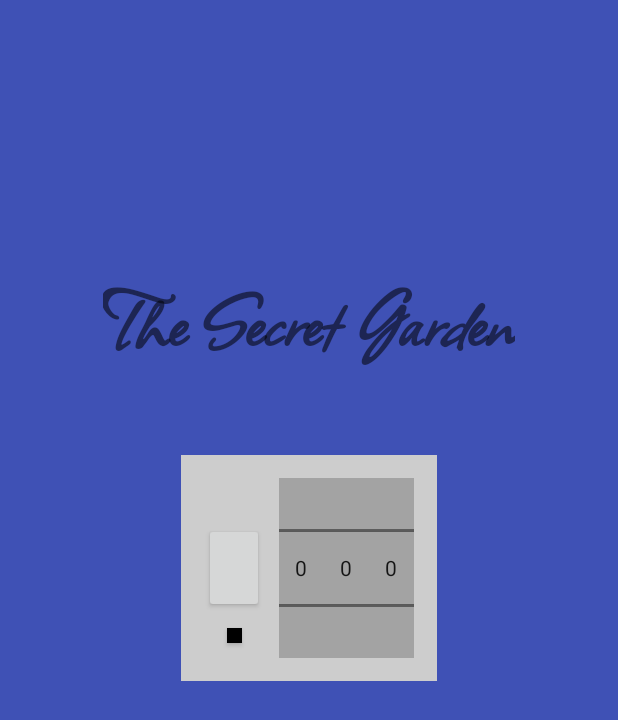
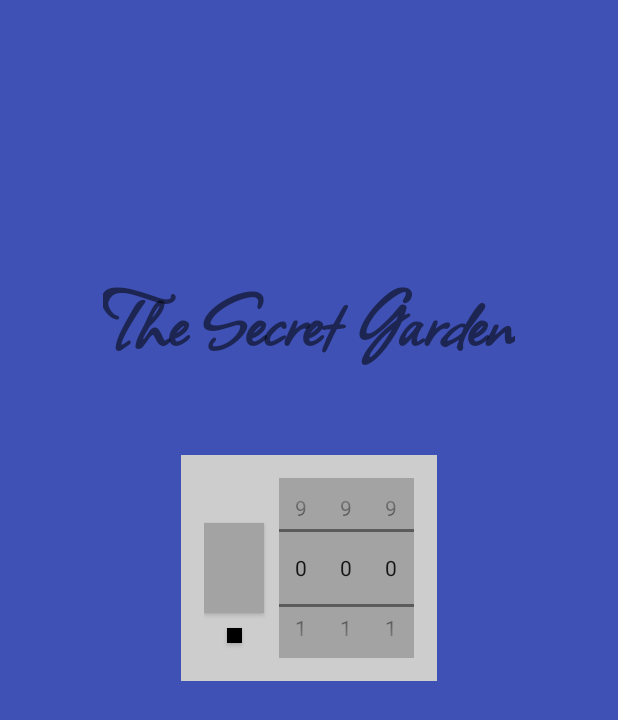
Before and after one commit to GeonwooVincentKim/SecretDiary, an Android app: the screen it shows after launch (MainActivity), on a phone screen of 412 x 824 dp. Shown: the top 720 px of the screen. Run offline under Robolectric (Android 15) with nearby library versions, the phone set to English and light mode, and no system bars.

```diff
--- a/app/src/main/java/com/example/secretdiary/MainActivity.kt
+++ b/app/src/main/java/com/example/secretdiary/MainActivity.kt
@@ -1,11 +1,134 @@
 package com.example.secretdiary
 
+import android.app.AlertDialog
+import android.content.Context
+import android.graphics.Color
 import androidx.appcompat.app.AppCompatActivity
 import android.os.Bundle
+import android.widget.NumberPicker
+import android.widget.Toast
+import androidx.annotation.IdRes
+import androidx.appcompat.widget.AppCompatButton
+import androidx.core.content.edit
 
 class MainActivity : AppCompatActivity() {
+    private val numberPicker1: NumberPicker by lazy{
+        findViewById<NumberPicker>(R.id.numberPicker1)
+            .apply{
+                minValue = 0
+                maxValue = 9
+            }
+    }
+
+    private val numberPicker2: NumberPicker by lazy{
+        findViewById<NumberPicker>(R.id.numberPicker2)
+            .apply {
+                minValue = 0
+                maxValue = 9
+            }
+    }
+
+    private val numberPicker3: NumberPicker by lazy{
+        findViewById<NumberPicker>(R.id.numberPicker3)
+            .apply{
+                minValue = 0
+                maxValue = 9
+            }
+    }
+
+    private val openButton: AppCompatButton by lazy{
+        findViewById<AppCompatButton>(R.id.openButton)
+    }
+
+    private val changePasswordButton: AppCompatButton by lazy{
+        findViewById<AppCompatButton>(R.id.changePasswordButton)
+    }
+
+    private var changePasswordMode = false
+
     override fun onCreate(savedInstanceState: Bundle?) {
         super.onCreate(savedInstanceState)
         setContentView(R.layout.activity_main)
+
+        numberPicker1
+        numberPicker2
+        numberPicker3
+
+        openButton.setOnClickListener{
+            if(changePasswordMode){
+                Toast.makeText(this, "비밀번호 변경 중입니다.", Toast.LENGTH_SHORT).show()
+                return@setOnClickListener
+            }
+
+            val passwordPreferences = getSharedPreferences("password", Context.MODE_PRIVATE)
+
+            val passwordFromUser = "${numberPicker1.value}${numberPicker2.value}${numberPicker3.value}"
+            /*
+                Default Value
+                1. First Parameter -> password
+                2. Second Parameter -> 000
+            */
+            if(passwordPreferences.getString("password", "000").equals(passwordFromUser)){
+                // Success
+                // Hand over the result after write the TODO Diary Page
+//                startActivity()
+            } else {
+                AlertDialog.Builder(this)
+                    .setTitle("실패")
+                    .setMessage("비밀번호가 잘못되었습니다.")
+                    .setPositiveButton("확인"){ _, _ -> }
+                    .create()
+                    .show()
+                // Fail
+            }
+        }
+
+        changePasswordButton.setOnClickListener{
+            val passwordPreferences = getSharedPreferences("password", Context.MODE_PRIVATE)
+            val passwordFromUser = "${numberPicker1.value}${numberPicker2.value}${numberPicker3.value}"
+
+            if(changePasswordMode){
+                /*
+                * Two ways to authorize the User Information -> Kotlin KTX
+                * 1. Lambda Style
+                * 2. General Style
+                * */
+//                passwordPreferences.edit{
+//                    val passwordFromUser = "${numberPicker1.value}${numberPicker2.value}${numberPicker3.value}"
+//                    putString("password", passwordFromUser)
+//                    commit()
+//                }
+                passwordPreferences.edit(true){
+                    putString("password", passwordFromUser)
+                }
+
+                changePasswordMode = false
+                changePasswordButton.setBackgroundColor(Color.BLACK)
+            } else {
+                // Save Password-Numbers
+                // Activate changePasswordMode :: Check Password is correct
+                /*
+                    Default Value
+                    1. First Parameter -> password
+                    2. Second Parameter -> 000
+                */
+                if(passwordPreferences.getString("password", "000").equals(passwordFromUser)){
+                    // Success
+                    // Hand over the result after write the TODO Diary Page
+                    changePasswordMode = true
+                    Toast.makeText(this, "변경할 패스워드를 입력해주세요", Toast.LENGTH_SHORT).show()
+                    changePasswordButton.setBackgroundColor(Color.RED)
+
+                } else {
+                    AlertDialog.Builder(this)
+                        .setTitle("실패")
+                        .setMessage("비밀번호가 잘못되었습니다.")
+                        .setPositiveButton("확인"){ _, _ -> }
+                        .create()
+                        .show()
+                    // Fail
+                }
+            }
+        }
     }
 }
--- a/app/src/main/res/layout/activity_main.xml
+++ b/app/src/main/res/layout/activity_main.xml
@@ -11,10 +11,10 @@
         android:layout_width="wrap_content"
         android:layout_height="wrap_content"
         android:layout_marginBottom="50dp"
+        android:fontFamily="@font/allison_regular"
         android:text="@string/topTextView"
         android:textSize="60sp"
         android:textStyle="bold"
-        android:fontFamily="@font/allison_regular"
         app:layout_constraintBottom_toTopOf="@id/passwordLayout"
         app:layout_constraintEnd_toEndOf="parent"
         app:layout_constraintStart_toStartOf="parent" />
@@ -36,6 +36,7 @@
             android:layout_width="40dp"
             android:layout_height="60dp"
             android:layout_marginEnd="10dp"
+            android:background="#A3A3A3"
             app:layout_constraintBottom_toBottomOf="@id/numberPicker1"
             app:layout_constraintEnd_toStartOf="@id/numberPicker1"
             app:layout_constraintStart_toStartOf="parent"
```
